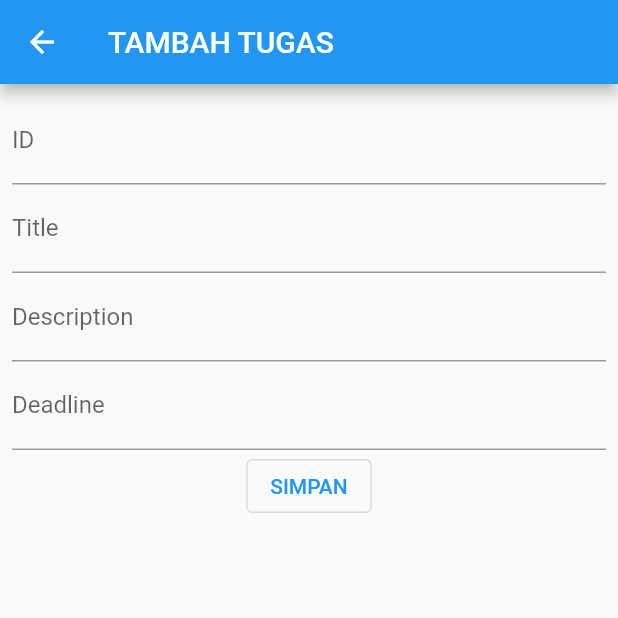
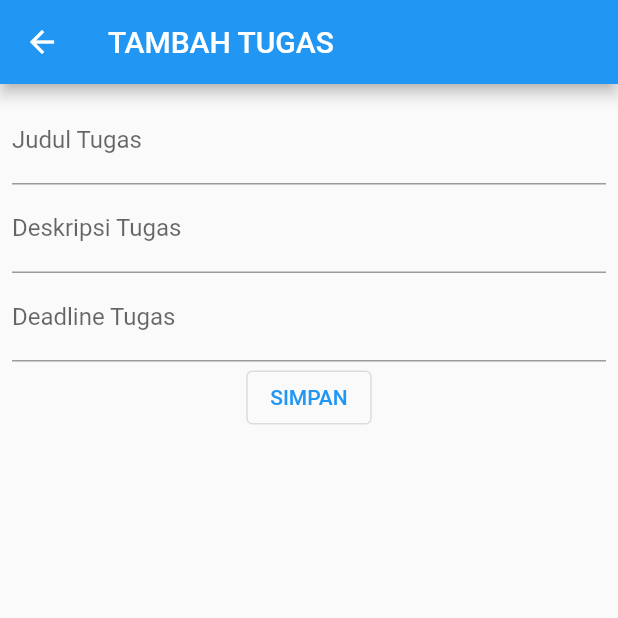
Before and after one commit to raudhotinekaputri/responsi1-raudhotin, a Flutter app: the screen it shows after launch, after a tap on the "add" icon, on a phone screen of 412 x 824 dp, the top half of it. Run offline on Flutter 3.47's test engine with Material 2 defaults, Android fonts, the phone set to English and light mode, and no system bars; network calls fail.

Commit message:
up kedua

```diff
--- a/lib/bloc/tugas_bloc.dart
+++ b/lib/bloc/tugas_bloc.dart
@@ -8,49 +8,46 @@ class TugasBloc {
     String apiUrl = ApiUrl.listTugas;
     var response = await Api().get(apiUrl);
     var jsonObj = json.decode(response.body);
-
-  if (jsonObj != null && jsonObj['data'] != null) {
-    List<dynamic> listTugas = jsonObj['data'];
-    List<Tugas> tugasList = [];
+    List<dynamic> listTugas = (jsonObj as Map<String, dynamic>)['result'];
+    List<Tugas> tugas = [];
     for (int i = 0; i < listTugas.length; i++) {
-      tugasList.add(Tugas.fromJson(listTugas[i]));
+      tugas.add(Tugas.fromJson(listTugas[i]));
     }
-    return tugasList;
-  } else {
-    // Handle the case where 'data' is null or not present in the response.
-    return [];
-  }
+    return tugas;
   }
 
+  static Future addTugas({Tugas? tugas}) async {
+    String apiUrl = ApiUrl.createTugas;
 
-  static Future<bool> addTugas({Tugas? tugas}) async {
-    String apiUrl = ApiUrl.createTugas;
     var body = {
       "title": tugas!.title,
       "description": tugas.description,
-      "deadline": tugas.deadline?.toIso8601String(),
+      "deadline": tugas.deadline
     };
+
     var response = await Api().post(apiUrl, body);
     var jsonObj = json.decode(response.body);
     return jsonObj['status'];
   }
 
-  static Future<bool> updateTugas({required Tugas tugas}) async {
-    String apiUrl = ApiUrl.updateTugas(tugas.id!);
-    var body = {
-      "title": tugas.title,
-      "description": tugas.description,
-      "deadline": tugas.deadline?.toIso8601String(),
-    };
-    var response = await Api().post(apiUrl, body);
-    var jsonObj = json.decode(response.body);
-    return jsonObj['status'];
-  }
+  // static Future<bool> updateTugas({required Tugas tugas}) async {
+  //   String apiUrl = ApiUrl.updateTugas(tugas.id!);
 
-  static Future<bool> deleteTugas(int? id) async {
+  //   var body = {
+  //     "title": tugas.title,
+  //     "description": tugas.description,
+  //     "deadline": tugas.deadline
+  //   };
+  //   print("Body : $body");
+  //   var response = await Api().post(apiUrl, body);
+  //   var jsonObj = json.decode(response.body);
+  //   return jsonObj['result'];
+  // }
+
+  static Future<bool> deleteTugas({int? id}) async {
     String apiUrl = ApiUrl.deleteTugas(id!);
     var response = await Api().delete(apiUrl);
     var jsonObj = json.decode(response.body);
-    return (jsonObj as Map<String, dynamic>)['status'];
+    return (jsonObj as Map<String, dynamic>)['result'];
   }
 }
--- a/lib/helpers/api_url.dart
+++ b/lib/helpers/api_url.dart
@@ -1,18 +1,18 @@
 class ApiUrl {
-  static const String baseUrl = 'https://responsi1b.dalhaqq.xyz/api/assignments'; // Ganti dengan URL API Anda
+  static const String baseUrl = 'https://responsi1b.dalhaqq.xyz/api';
 
-  static const String listTugas = '$baseUrl/tugas'; // Ganti dengan endpoint yang sesuai untuk daftar tugas
-  static const String createTugas = '$baseUrl/tugas'; // Ganti dengan endpoint yang sesuai untuk membuat tugas
+  static const String listTugas = '$baseUrl/assignments';
+  static const String createTugas = '$baseUrl/assignments';
 
-  static String updateTugas(int id) {
-    return '$baseUrl/tugas/$id'; // Ganti dengan endpoint yang sesuai untuk memperbarui tugas berdasarkan ID
-  }
+  // static String updateTugas(int id) {
+  //   return '$baseUrl/assignments/$id/update';
+  // }
 
   static String showTugas(int id) {
-    return '$baseUrl/tugas/$id'; // Ganti dengan endpoint yang sesuai untuk menampilkan detail tugas berdasarkan ID
+    return '$baseUrl/assignments/$id';
   }
 
   static String deleteTugas(int id) {
-    return '$baseUrl/tugas/$id'; // Ganti dengan endpoint yang sesuai untuk menghapus tugas berdasarkan ID
+    return '$baseUrl/assignments/$id/delete';
   }
 }
--- a/lib/main.dart
+++ b/lib/main.dart
@@ -1,19 +1,26 @@
+import 'package:assignments/ui/tugas_page.dart';
 import 'package:flutter/material.dart';
-import 'package:assignments/ui/tugas_page.dart'; // Mengganti 'produk_page.dart' dengan 'tugas_page.dart'
+import 'package:assignments/ui/tugas_page.dart';
 
 void main() {
   runApp(const MyApp());
 }
 
-class MyApp extends StatelessWidget {
+class MyApp extends StatefulWidget {
   const MyApp({Key? key}) : super(key: key);
 
   @override
+  _MyAppState createState() => _MyAppState();
+}
+
+class _MyAppState extends State<MyApp> {
+  Widget page = const CircularProgressIndicator();
+
+  @override
   Widget build(BuildContext context) {
-    return const MaterialApp(
-      title: 'Assignments (Raudhotin)',
-      debugShowCheckedModeBanner: false,
-      home: TugasPage(), // Mengganti 'ProdukPage()' dengan 'TugasPage()'
+    return MaterialApp(
+      title: "Tugas Raudhotin",
+      home: TugasPage(),
     );
   }
 }
--- a/lib/model/tugas.dart
+++ b/lib/model/tugas.dart
@@ -2,16 +2,15 @@ class Tugas {
   int? id;
   String? title;
   String? description;
-  DateTime? deadline;
+  String? deadline;
 
   Tugas({this.id, this.title, this.description, this.deadline});
 
   factory Tugas.fromJson(Map<String, dynamic> obj) {
     return Tugas(
-      id: int.parse(obj['id'].toString()),
-      title: obj['title'].toString(),
-      description: obj['description'].toString(),
-      deadline: DateTime.parse(obj['deadline'].toString()),
-    );
+        id: obj['id'],
+        title: obj['title'],
+        description: obj['description'],
+        deadline: obj['deadline']);
   }
 }
--- a/lib/ui/tugas_detail.dart
+++ b/lib/ui/tugas_detail.dart
@@ -5,13 +5,9 @@ import 'package:assignments/ui/tugas_form.dart';
 import 'package:assignments/ui/tugas_page.dart';
 
 class TugasDetail extends StatefulWidget {
-  int? id;
-  String? title;
-  String? description;
-  DateTime? deadline;
+  Tugas? tugas;
 
-  TugasDetail({Key? key, this.id, this.title, this.description, this.deadline, required Tugas tugas})
-      : super(key: key);
+  TugasDetail({Key? key, this.tugas}) : super(key: key);
 
   @override
   _TugasDetailState createState() => _TugasDetailState();
@@ -22,74 +18,77 @@ class _TugasDetailState extends State<TugasDetail> {
   Widget build(BuildContext context) {
     return Scaffold(
       appBar: AppBar(
-        title: Text('Tugas Detail'),
+        title: const Text('Detail Tugas'),
       ),
       body: Center(
         child: Column(
           children: [
             Text(
-              "ID : ${widget.id ?? ''}",
-              style: TextStyle(fontSize: 20.0),
+              "Title : ${widget.tugas!.title}",
+              style: const TextStyle(fontSize: 20.0),
             ),
             Text(
-              "Title : ${widget.title ?? ''}",
-              style: TextStyle(fontSize: 18.0),
+              "Desccription : ${widget.tugas!.description}",
+              style: const TextStyle(fontSize: 18.0),
             ),
             Text(
-              "Description : ${widget.description ?? ''}",
-              style: TextStyle(fontSize: 18.0),
+              "Deadline :  ${widget.tugas!.deadline}",
+              style: const TextStyle(fontSize: 18.0),
             ),
-            Text(
-              "Deadline : ${widget.deadline ?? ''}",
-              style: TextStyle(fontSize: 18.0),
-            ),
-            _tombolEditHapus()
+            _tombolHapusEdit()
           ],
         ),
       ),
     );
   }
 
-  Widget _tombolEditHapus() {
+  Widget _tombolHapusEdit() {
     return Row(
       mainAxisSize: MainAxisSize.min,
       children: [
-        // Tombol Edit
+        // //Tombol Edit
+        // OutlinedButton(
+        //     child: const Text("EDIT"),
+        //     onPressed: () {
+        //       Navigator.push(
+        //           context,
+        //           MaterialPageRoute(
+        //               builder: (context) => TugasForm(
+        //                     tugas: widget.tugas!,
+        //                   )));
+        //     }),
+        //Tombol Hapus
         OutlinedButton(
-          child: Text("EDIT"),
-          onPressed: () {
-            // Implement your edit logic here
-          },
-        ),
-        // Tombol Hapus
-        OutlinedButton(
-          child: Text("DELETE"),
-          onPressed: () => confirmHapus(),
-        ),
+            child: const Text("DELETE"), onPressed: () => confirmHapus()),
       ],
     );
   }
 
   void confirmHapus() {
     AlertDialog alertDialog = AlertDialog(
-      content: Text("Yakin ingin menghapus data ini?"),
+      content: const Text("Yakin ingin menghapus data ini?"),
       actions: [
         // Tombol Hapus
         OutlinedButton(
-          child: Text("Ya"),
+          child: const Text("Ya"),
           onPressed: () {
-            // Implement your delete logic here
-            Navigator.pop(context);
+            TugasBloc.deleteTugas(id: widget.tugas!.id)
+                .then((value) => Navigator.push(
+                      context,
+                      MaterialPageRoute(
+                        builder: (context) => TugasPage(),
+                      ),
+                    ));
           },
         ),
         // Tombol Batal
         OutlinedButton(
-          child: Text("Batal"),
+          child: const Text("Batal"),
           onPressed: () => Navigator.pop(context),
         ),
       ],
     );
 
-    showDialog(context: context, builder: (context) => alertDialog);
+    showDialog(builder: (context) => alertDialog, context: context);
   }
 }
--- a/lib/ui/tugas_form.dart
+++ b/lib/ui/tugas_form.dart
@@ -1,3 +1,4 @@
+import 'package:assignments/bloc/tugas_bloc.dart';
 import 'package:assignments/model/tugas.dart';
 import 'package:flutter/material.dart';
 // import 'package:tokokita/bloc/produk_bloc.dart';
@@ -21,10 +22,9 @@ class _TugasFormState extends State<TugasForm> {
   String judul = "TAMBAH TUGAS";
   String tombolSubmit = "SIMPAN";
 
-  final _idController = TextEditingController();
-  final _titleController = TextEditingController();
-  final _descriptionController = TextEditingController();
-  final _deadlineController = TextEditingController();
+  final _titleTextboxController = TextEditingController();
+  final _descriptionTextboxController = TextEditingController();
+  final _deadlineTextboxController = TextEditingController();
 
   @override
   void initState() {
@@ -37,10 +37,9 @@ class _TugasFormState extends State<TugasForm> {
       setState(() {
         judul = "UBAH TUGAS";
         tombolSubmit = "UBAH";
-        _idController.text = widget.tugas!.id.toString();
-        _titleController.text = widget.tugas!.title!;
-        _descriptionController.text = widget.tugas!.description!;
-        _deadlineController.text = widget.tugas!.deadline.toString();
+        _titleTextboxController.text = widget.tugas!.title!;
+        _descriptionTextboxController.text = widget.tugas!.description!;
+        _deadlineTextboxController.text = widget.tugas!.deadline!;
       });
     } else {
       judul = "TAMBAH TUGAS";
@@ -59,8 +58,7 @@ class _TugasFormState extends State<TugasForm> {
             key: _formKey,
             child: Column(
               children: [
-                _idTextField(),
-                _titleTextField(),
+                _judulTextField(),
                 _descriptionTextField(),
                 _deadlineTextField(),
                 _buttonSubmit(),
@@ -72,28 +70,14 @@ class _TugasFormState extends State<TugasForm> {
     );
   }
 
-  Widget _idTextField() {
+  Widget _judulTextField() {
     return TextFormField(
-      decoration: const InputDecoration(labelText: "ID"),
-      keyboardType: TextInputType.number,
-      controller: _idController,
+      decoration: const InputDecoration(labelText: "Judul Tugas"),
+      keyboardType: TextInputType.text,
+      controller: _titleTextboxController,
       validator: (value) {
         if (value!.isEmpty) {
-          return "ID harus diisi";
-        }
-        return null;
-      },
-    );
-  }
-
-  Widget _titleTextField() {
-    return TextFormField(
-      decoration: const InputDecoration(labelText: "Title"),
-      keyboardType: TextInputType.text,
-      controller: _titleController,
-      validator: (value) {
-        if (value!.isEmpty) {
-          return "Title harus diisi";
+          return "Judul Tugas harus diisi";
         }
         return null;
       },
@@ -102,12 +86,12 @@ class _TugasFormState extends State<TugasForm> {
 
   Widget _descriptionTextField() {
     return TextFormField(
-      decoration: const InputDecoration(labelText: "Description"),
+      decoration: const InputDecoration(labelText: "Deskripsi Tugas"),
       keyboardType: TextInputType.text,
-      controller: _descriptionController,
+      controller: _descriptionTextboxController,
       validator: (value) {
         if (value!.isEmpty) {
-          return "Description harus diisi";
+          return "Deskripsi Tugas harus diisi";
         }
         return null;
       },
@@ -116,12 +100,12 @@ class _TugasFormState extends State<TugasForm> {
 
   Widget _deadlineTextField() {
     return TextFormField(
-      decoration: const InputDecoration(labelText: "Deadline"),
+      decoration: const InputDecoration(labelText: "Deadline Tugas"),
       keyboardType: TextInputType.text,
-      controller: _deadlineController,
+      controller: _deadlineTextboxController,
       validator: (value) {
         if (value!.isEmpty) {
-          return "Deadline harus diisi";
+          return "Deadline Tugas harus diisi";
         }
         return null;
       },
@@ -135,13 +119,7 @@ class _TugasFormState extends State<TugasForm> {
         var validate = _formKey.currentState!.validate();
         if (validate) {
           if (!_isLoading) {
-            if (widget.tugas != null) {
-              // Kondisi update tugas
-              ubah();
-            } else {
-              // Kondisi tambah tugas
-              simpan();
-            }
+            simpan();
           }
         }
       },
@@ -152,29 +130,56 @@ class _TugasFormState extends State<TugasForm> {
     setState(() {
       _isLoading = true;
     });
-    Tugas createTugas = Tugas();
-    createTugas.id = int.parse(_idController.text);
-    createTugas.title = _titleController.text;
-    createTugas.description = _descriptionController.text;
-    createTugas.deadline = DateTime.parse(_deadlineController.text);
-    // Tambahkan logika untuk menyimpan Tugas ke server atau penyimpanan data lainnya sesuai kebutuhan Anda
-    // Kemudian, Anda dapat menggunakan Navigator untuk kembali ke halaman sebelumnya.
-    // Contoh:
-    // Navigator.of(context).pop();
+
+    Tugas createTugas = Tugas(id: null);
+    createTugas.title = _titleTextboxController.text;
+    createTugas.description = _descriptionTextboxController.text;
+    createTugas.deadline = _deadlineTextboxController.text;
+
+    TugasBloc.addTugas(tugas: createTugas).then((value) {
+      Navigator.of(context).push(MaterialPageRoute(
+        builder: (BuildContext context) => const TugasPage(),
+      ));
+    }, onError: (error) {
+      showDialog(
+        context: context,
+        builder: (BuildContext context) => const WarningDialog(
+          description: "Simpan gagal, silahkan coba lagi",
+        ),
+      );
+    });
+
+    setState(() {
+      _isLoading = false;
+    });
   }
 
-  ubah() {
-    setState(() {
-      _isLoading = true;
-    });
-    Tugas updateTugas = Tugas();
-    updateTugas.id = int.parse(_idController.text);
-    updateTugas.title = _titleController.text;
-    updateTugas.description = _descriptionController.text;
-    updateTugas.deadline = DateTime.parse(_deadlineController.text);
-    // Tambahkan logika untuk mengubah Tugas di server atau penyimpanan data lainnya sesuai kebutuhan Anda
-    // Kemudian, Anda dapat menggunakan Navigator untuk kembali ke halaman sebelumnya.
-    // Contoh:
-    // Navigator.of(context).pop();
-  }
+  // ubah() {
+  //   setState(() {
+  //     _isLoading = true;
+  //   });
+
+  //   Tugas updateTugas = Tugas(id: null);
+  //   updateTugas.id = widget.tugas!.id;
+  //   updateTugas.title = _titleTextboxController.text;
+  //   updateTugas.description = _descriptionTextboxController.text;
+  //   updateTugas.deadline = _deadlineTextboxController.text;
+
+  //   TugasBloc.updateTugas(tugas: updateTugas).then((value) {
+  //     Navigator.of(context).push(MaterialPageRoute(
+  //       builder: (BuildContext context) => const TugasPage(),
+  //     ));
+  //   }, onError: (error) {
+  //     showDialog(
+  //       context: context,
+  //       builder: (BuildContext context) => const WarningDialog(
+  //         description: "Permintaan ubah data gagal, silahkan coba lagi",
+  //       ),
+  //     );
+  //   });
+
+  //   setState(() {
+  //     _isLoading = false;
+  //   });
+  // }
 }
--- a/lib/ui/tugas_page.dart
+++ b/lib/ui/tugas_page.dart
@@ -17,17 +17,16 @@ class _TugasPageState extends State<TugasPage> {
     return Scaffold(
       appBar: AppBar(
         title: const Text('List Tugas'),
-        automaticallyImplyLeading: false,
         actions: [
           Padding(
               padding: const EdgeInsets.only(right: 20.0),
               child: GestureDetector(
                 child: const Icon(Icons.add, size: 26.0),
                 onTap: () async {
-                Navigator.push(context, MaterialPageRoute(builder: (context) => TugasForm()));
+                  Navigator.push(context,
+                      MaterialPageRoute(builder: (context) => TugasForm()));
                 },
-            ),
-          ),
+              ))
         ],
       ),
       body: FutureBuilder<List>(
@@ -60,8 +59,7 @@ class ListTugas extends StatelessWidget {
           return ItemTugas(
             tugas: list![i],
           );
-      },
-    );
+        });
   }
 }
 
@@ -79,14 +77,11 @@ class ItemTugas extends StatelessWidget {
             MaterialPageRoute(
                 builder: (context) => TugasDetail(
                       tugas: tugas,
-            ),
-          ),
-        );
+                    )));
       },
       child: Card(
         child: ListTile(
           title: Text(tugas.title!),
-          subtitle: Text(tugas.description!),
         ),
       ),
     );
```
Also changed, not shown: lib/helpers/api.dart (+9 -12 lines), lib/helpers/app_exception.dart (+8 -8 lines), hasil ss/add tugas.png (added), hasil ss/delete tugas.png (added). Lines whose indentation alone changed are shown as unchanged.
